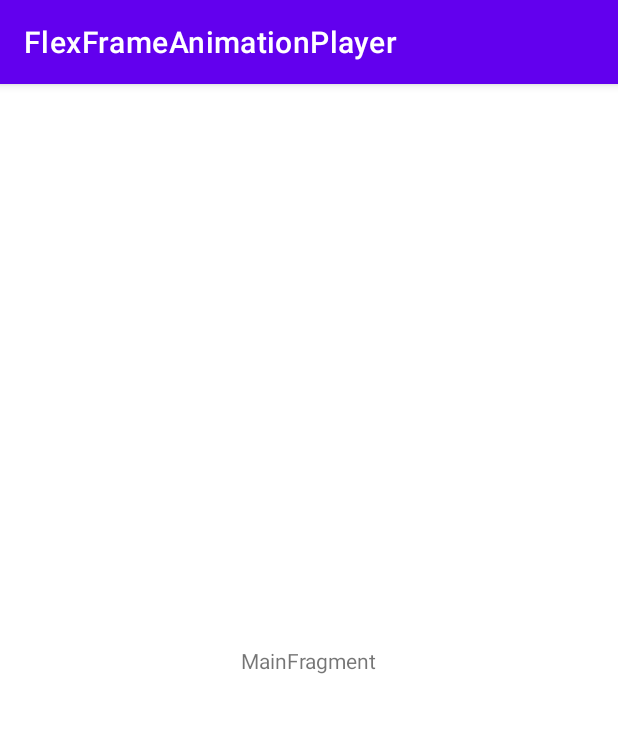
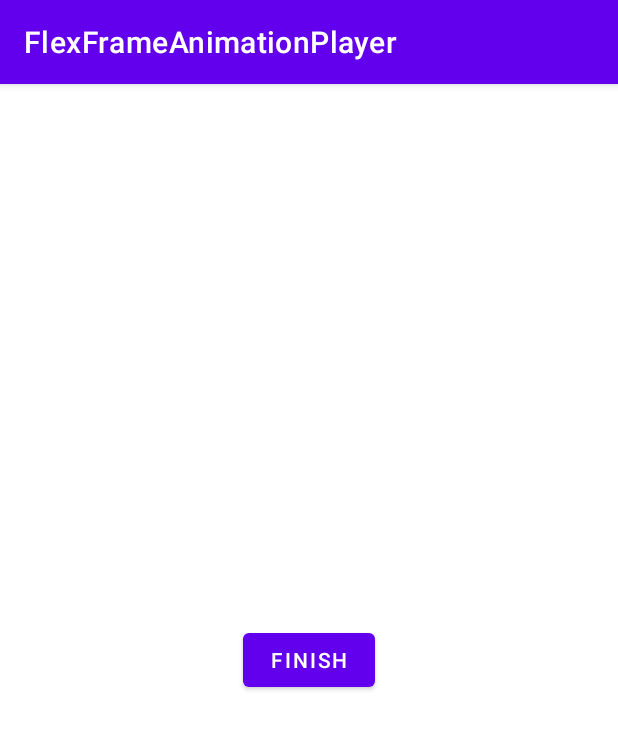
Before and after one commit to idonans/FlexFrameAnimation, an Android app: the screen it shows after launch (MainActivity), on a phone screen of 412 x 824 dp. Shown: the top 729 px of the screen. Run offline under Robolectric (Android 15) with nearby library versions, the light colour scheme and no system bars; 2 statements that could not run were skipped.

Commit message:
modify example, add finish

```diff
--- a/ffa-player/android/app/src/main/java/io/github/idonans/ffa/example/MainActivity.kt
+++ b/ffa-player/android/app/src/main/java/io/github/idonans/ffa/example/MainActivity.kt
@@ -14,7 +14,10 @@ class MainActivity : AppCompatActivity() {
         setContentView(R.layout.activity_main)
         if (savedInstanceState == null) {
             supportFragmentManager.beginTransaction()
-                .replace(R.id.container, MainFragment.newInstance()).commitNow()
+                //
+                .replace(R.id.container, MainFragment.newInstance())
+                //
+                .commitNow()
         }
     }
 
--- a/ffa-player/android/app/src/main/java/io/github/idonans/ffa/example/ui/main/MainFragment.kt
+++ b/ffa-player/android/app/src/main/java/io/github/idonans/ffa/example/ui/main/MainFragment.kt
@@ -1,7 +1,6 @@
 package io.github.idonans.ffa.example.ui.main
 
 import android.os.Bundle
-import android.util.Log
 import android.view.LayoutInflater
 import android.view.View
 import android.view.ViewGroup
@@ -9,6 +8,7 @@ import androidx.fragment.app.Fragment
 import androidx.fragment.app.viewModels
 import io.github.idonans.ffa.example.R
 import io.github.idonans.ffa.player.ffab.Ffab
+import io.github.idonans.ffa.player.util.LogUtil
 
 class MainFragment : Fragment() {
 
@@ -27,7 +27,9 @@ class MainFragment : Fragment() {
 
         val ffab = Ffab(ffabRawResId = R.raw.animation)
         ffab.prepare(requireContext())
-        Log.i(mObjectTag, "ffab info: ${ffab.getInfo()}")
+        LogUtil.i {
+            "$mObjectTag ffab info: ${ffab.getInfo()}"
+        }
     }
 
     override fun onCreateView(
@@ -36,4 +38,13 @@ class MainFragment : Fragment() {
         return inflater.inflate(R.layout.fragment_main, container, false)
     }
 
+    override fun onViewCreated(view: View, savedInstanceState: Bundle?) {
+        super.onViewCreated(view, savedInstanceState)
+
+        val finishView = view.findViewById<View>(R.id.finish)
+        finishView.setOnClickListener {
+            requireActivity().finish()
+        }
+    }
+
 }
--- a/ffa-player/android/app/src/main/res/layout/fragment_main.xml
+++ b/ffa-player/android/app/src/main/res/layout/fragment_main.xml
@@ -7,11 +7,11 @@
     android:layout_height="match_parent"
     tools:context=".ui.main.MainFragment">
 
-    <TextView
-        android:id="@+id/message"
+    <Button
+        android:id="@+id/finish"
         android:layout_width="wrap_content"
         android:layout_height="wrap_content"
-        android:text="MainFragment"
+        android:text="Finish"
         app:layout_constraintBottom_toBottomOf="parent"
         app:layout_constraintEnd_toEndOf="parent"
         app:layout_constraintStart_toStartOf="parent"
```
